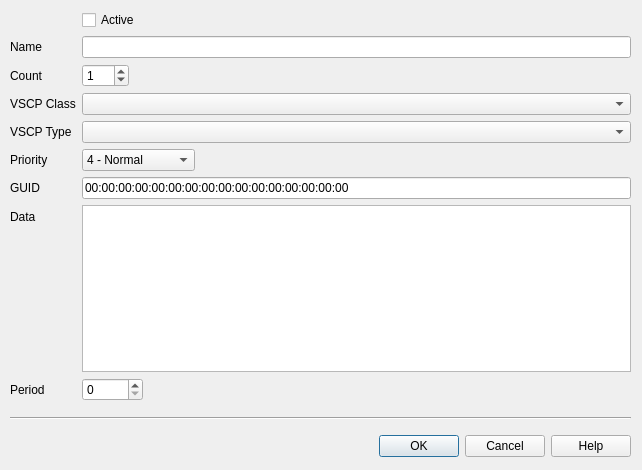
Old version of the form src/cdlgtxedit.ui in the repository grodansparadis/vscp-works-qt.
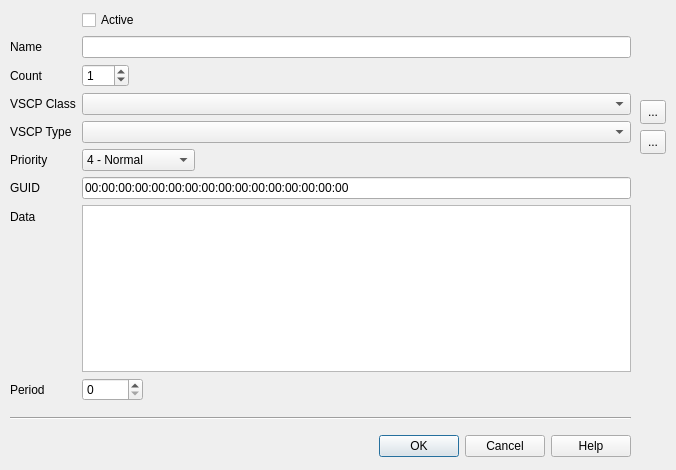
New version of the form. Icons and pictures are not drawn.

```diff
--- a/src/cdlgtxedit.ui
+++ b/src/cdlgtxedit.ui
@@ -6,7 +6,7 @@
    <rect>
     <x>0</x>
     <y>0</y>
-    <width>642</width>
+    <width>676</width>
     <height>470</height>
    </rect>
   </property>
@@ -301,6 +301,44 @@
     <enum>Qt::Horizontal</enum>
    </property>
   </widget>
+  <widget class="QToolButton" name="btnClassHelp">
+   <property name="geometry">
+    <rect>
+     <x>640</x>
+     <y>100</y>
+     <width>26</width>
+     <height>24</height>
+    </rect>
+   </property>
+   <property name="toolTip">
+    <string>Show help page for selected VSCP class</string>
+   </property>
+   <property name="text">
+    <string>...</string>
+   </property>
+   <property name="icon">
+    <iconset theme="help"/>
+   </property>
+  </widget>
+  <widget class="QToolButton" name="btnTypeHelp">
+   <property name="geometry">
+    <rect>
+     <x>640</x>
+     <y>130</y>
+     <width>26</width>
+     <height>24</height>
+    </rect>
+   </property>
+   <property name="toolTip">
+    <string>Show help page for selected VSCP type</string>
+   </property>
+   <property name="text">
+    <string>...</string>
+   </property>
+   <property name="icon">
+    <iconset theme="help"/>
+   </property>
+  </widget>
  </widget>
  <tabstops>
   <tabstop>chkActive</tabstop>
```
